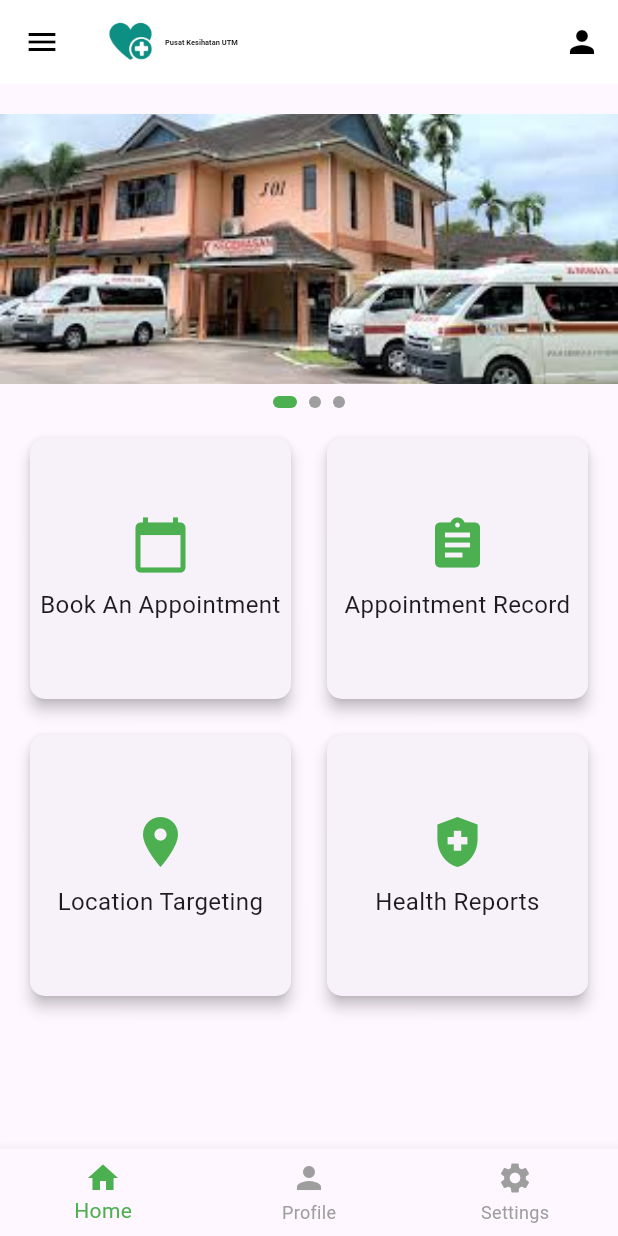
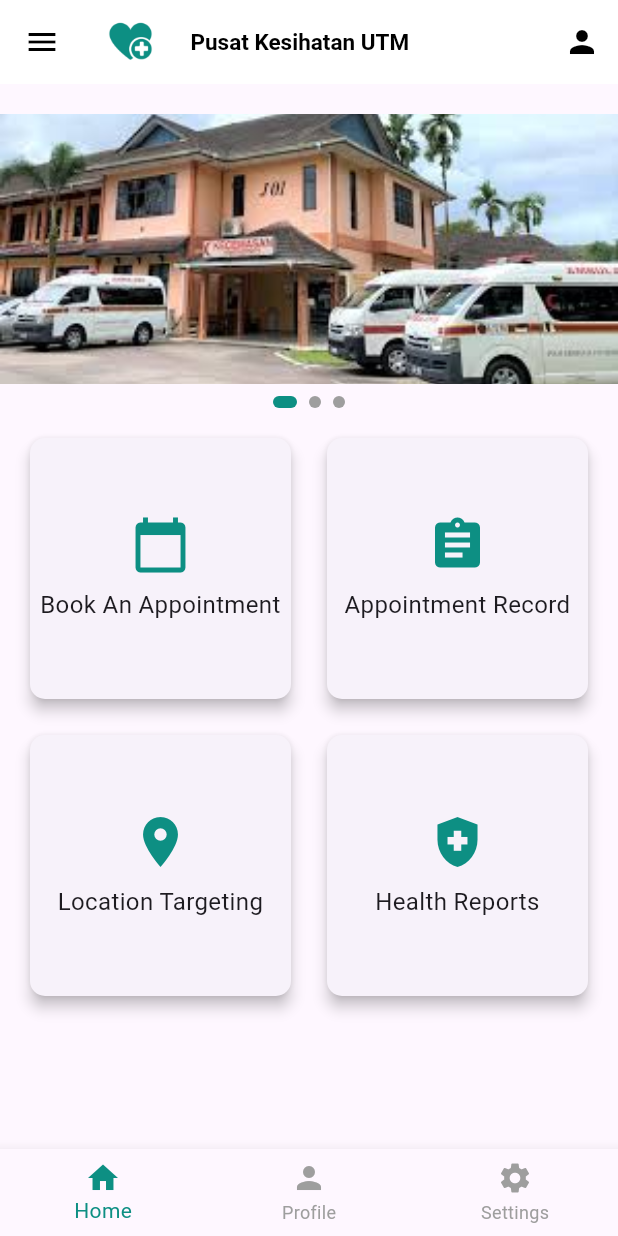
Before and after one commit to LinChongHui/PKU-APPOINTMENT-SYSTEM, a Flutter app: the HomePage screen opened directly, on a phone screen of 412 x 824 dp. Run offline on Flutter 3.47's test engine with Material 3 defaults, Android fonts, the phone set to English and light mode, and no system bars; our stand-ins replace cloud_firestore, firebase_auth, firebase_core; accounts and stored records are empty.

Commit message:
update color and size

```diff
--- a/lib/const/theme.dart
+++ b/lib/const/theme.dart
@@ -1,6 +1,6 @@
 import 'package:flutter/material.dart';
 
-const Color primaryColor = Color(0xFF0D8F83);
-const Color secondaryColor = Colors.black;
-const Color tertiaryColor = Colors.white;
+const Color primaryColor = Color(0xFF0D8F83); //theme color
+const Color secondaryColor = Colors.black; // words color for white background
+const Color tertiaryColor = Colors.white; // words color for green background
 // Add more colors as needed
--- a/lib/page/home.dart
+++ b/lib/page/home.dart
@@ -1,4 +1,5 @@
 import 'package:flutter/material.dart';
+import 'package:user_profile_management/const/theme.dart';
 
 class HomePage extends StatefulWidget {
   @override
@@ -30,12 +31,12 @@ class _HomePageState extends State<HomePage> {
         title: Row(
           children: [
             Image.asset('assets/logo.png', height: 30), // Replace with your logo path
-            const SizedBox(width: 8),
+            const SizedBox(width: 25),
             const Text(
               'Pusat Kesihatan UTM',
               style: TextStyle(
                 color: Colors.black,
-                fontSize: 5,
+                fontSize: 15,
                 fontWeight: FontWeight.bold,
               ),
             ),
@@ -67,7 +68,7 @@ class _HomePageState extends State<HomePage> {
                 });
               },
               children: [
-                Image.asset('assets/home1.jpg', fit: BoxFit.cover), // Replace with your image paths
+                Image.asset('assets/home1.jpg', fit: BoxFit.cover),
                 Image.asset('assets/home1.jpg', fit: BoxFit.cover),
                 Image.asset('assets/home1.jpg', fit: BoxFit.cover),
               ],
@@ -110,7 +111,7 @@ class _HomePageState extends State<HomePage> {
             label: 'Settings',
           ),
         ],
-        selectedItemColor: Colors.green,
+        selectedItemColor: primaryColor,
         unselectedItemColor: Colors.grey,
         onTap: (index) {
           if (index == 0) {
@@ -140,7 +141,7 @@ class _HomePageState extends State<HomePage> {
       height: 8.0,
       width: isActive ? 16.0 : 8.0,
       decoration: BoxDecoration(
-        color: isActive ? Colors.green : Colors.grey,
+        color: isActive ? primaryColor : Colors.grey,
         borderRadius: BorderRadius.circular(4.0),
       ),
     );
@@ -162,7 +163,7 @@ class _HomePageState extends State<HomePage> {
         child: Column(
           mainAxisAlignment: MainAxisAlignment.center,
           children: [
-            Icon(icon, size: 40, color: Colors.green),
+            Icon(icon, size: 40, color: primaryColor),
             const SizedBox(height: 8),
             Text(
               title,
--- a/lib/page/interface.dart
+++ b/lib/page/interface.dart
@@ -28,7 +28,7 @@ class InterfacePage extends StatelessWidget {
               ),
             ),
             const Text(
-              'AUTOMANAGER',
+              'A  U  T  O  M  A  N  A  G  E  R',
               style: TextStyle(
                 fontSize: 16,
                 letterSpacing: 2.0,
```
